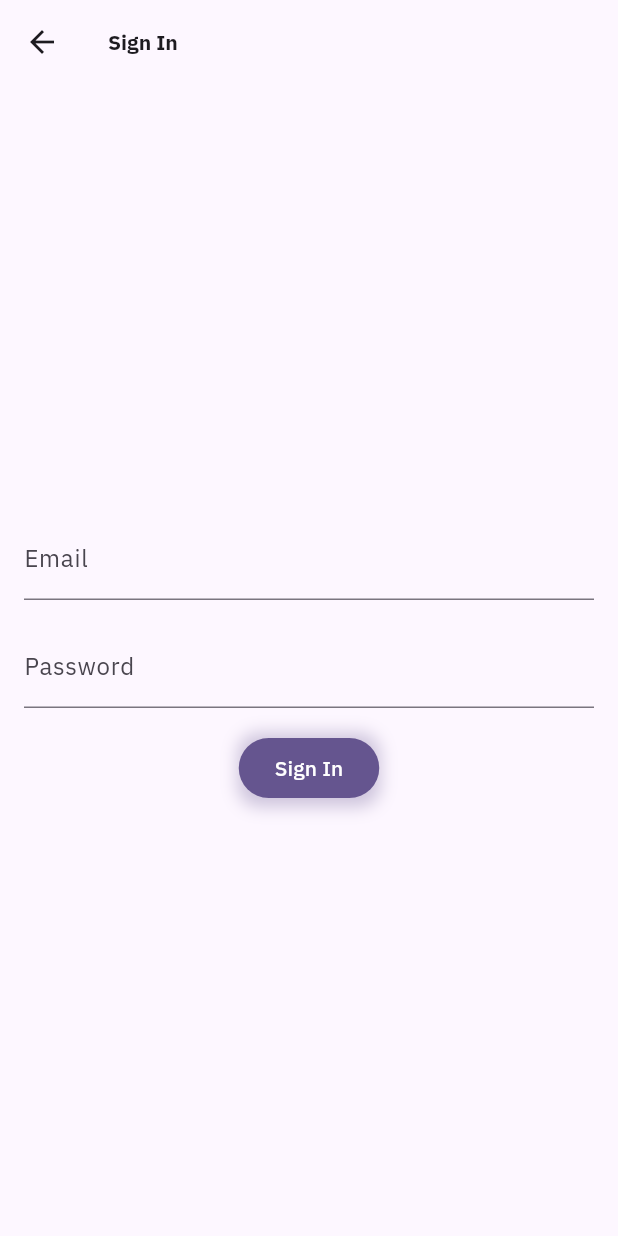
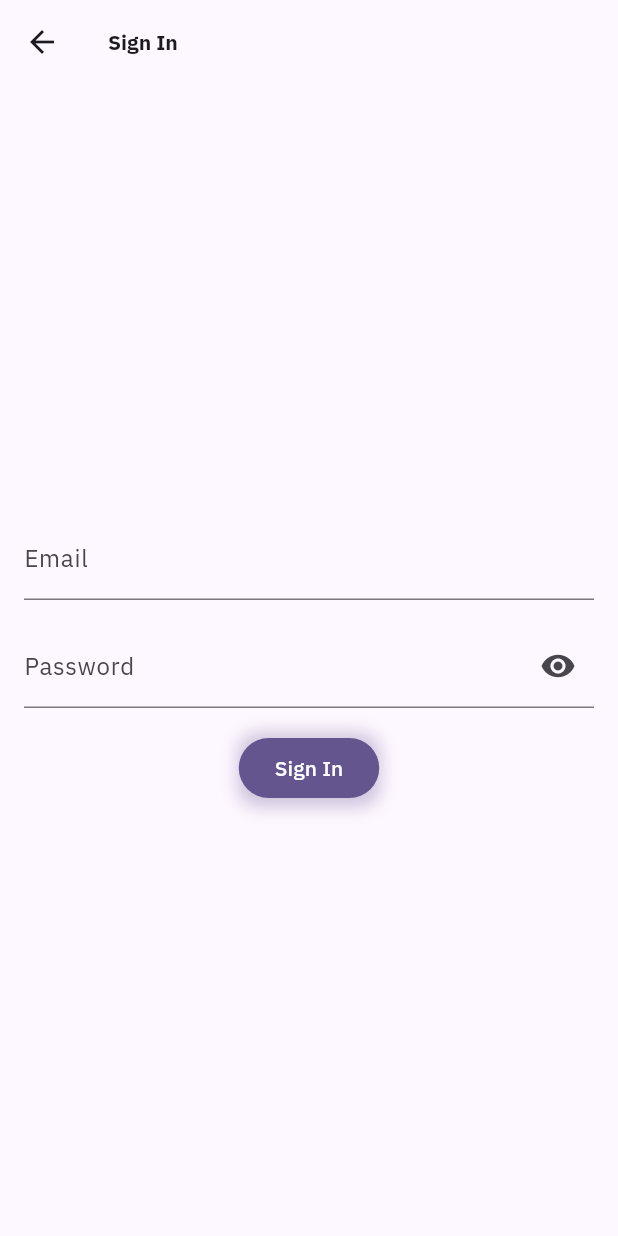
Before and after one commit to Shir0o/bible-read, a Flutter app: the LoginPage screen opened directly, on a phone screen of 412 x 824 dp. Run offline on Flutter 3.47's test engine with Material 3 defaults, Android fonts, the phone set to English and light mode, and no system bars; our stand-ins replace cached_network_image, cloud_firestore, cloud_functions, custom_refresh_indicator, firebase_auth, firebase_core and 11 more; missing offline and left inert: firebase_app_check; accounts and stored records are empty.

Commit message:
feat(ux): add password visibility toggle to login form
- Add visibility toggle button to password field in LoginForm
- Update password field to use obscureText state
- Add Semantics for accessibility
- Fix build error in StatusRefreshIndicator (non-const list)
- Add widget test for password visibility toggle
- Update Palette journal

```diff
--- a/lib/widgets/login_form.dart
+++ b/lib/widgets/login_form.dart
@@ -27,6 +27,7 @@ class _LoginFormState extends State<LoginForm> {
   final TextEditingController _emailController = TextEditingController();
   final TextEditingController _passwordController = TextEditingController();
   bool _loading = false;
+  bool _obscurePassword = true;
 
   @override
   void dispose() {
@@ -91,8 +92,23 @@ class _LoginFormState extends State<LoginForm> {
             textInputAction: TextInputAction.done,
             autofillHints: const [AutofillHints.password],
             onSubmitted: (_) => _submit(),
-            decoration: const InputDecoration(labelText: 'Password'),
-            obscureText: true,
+            decoration: InputDecoration(
+              labelText: 'Password',
+              suffixIcon: Semantics(
+                label: _obscurePassword ? 'Show password' : 'Hide password',
+                child: IconButton(
+                  icon: Icon(
+                    _obscurePassword ? Icons.visibility : Icons.visibility_off,
+                  ),
+                  onPressed: () {
+                    setState(() {
+                      _obscurePassword = !_obscurePassword;
+                    });
+                  },
+                ),
+              ),
+            ),
+            obscureText: _obscurePassword,
           ),
           const SizedBox(height: 16),
           AnimatedActionButton(
--- a/lib/widgets/status_refresh_indicator.dart
+++ b/lib/widgets/status_refresh_indicator.dart
@@ -216,9 +216,9 @@ class _StatusRefreshIndicatorState extends State<StatusRefreshIndicator>
                                           ?.copyWith(
                                         color: colorScheme.onSurface,
                                         fontWeight: FontWeight.bold,
-                                        shadows: const [
+                                        shadows: [
                                           Shadow(
-                                            offset: Offset(0, 1),
+                                            offset: const Offset(0, 1),
                                             blurRadius: 2,
                                             color: colorScheme.shadow,
                                           ),
```
Also changed, not shown: 2 other files.
